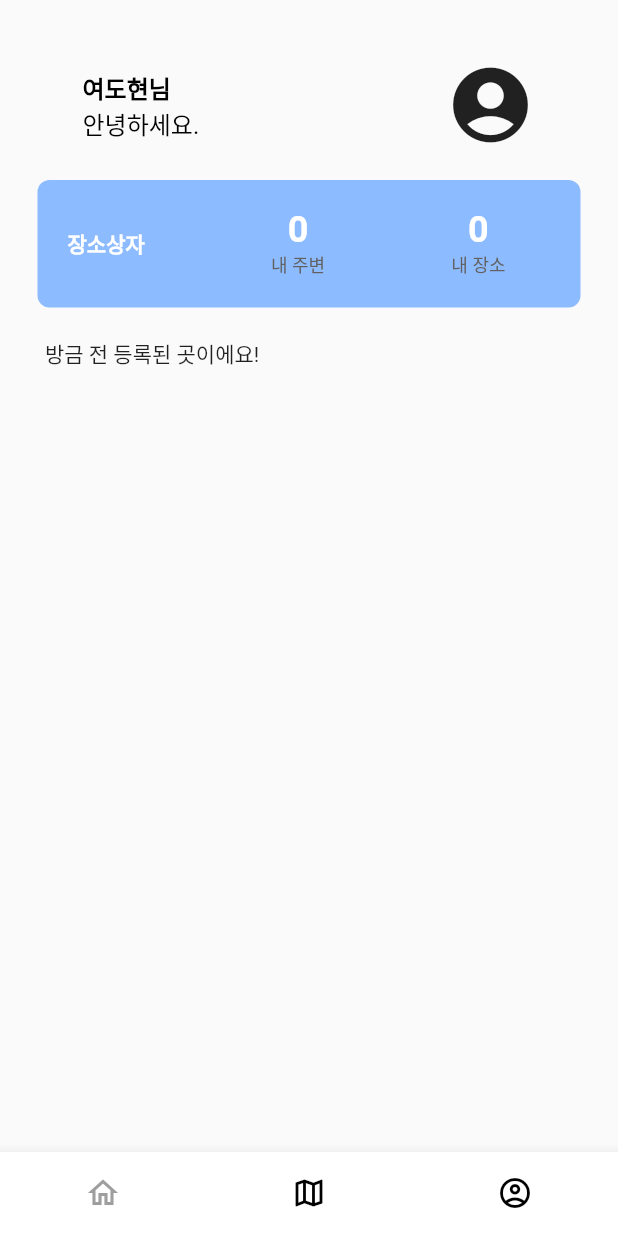
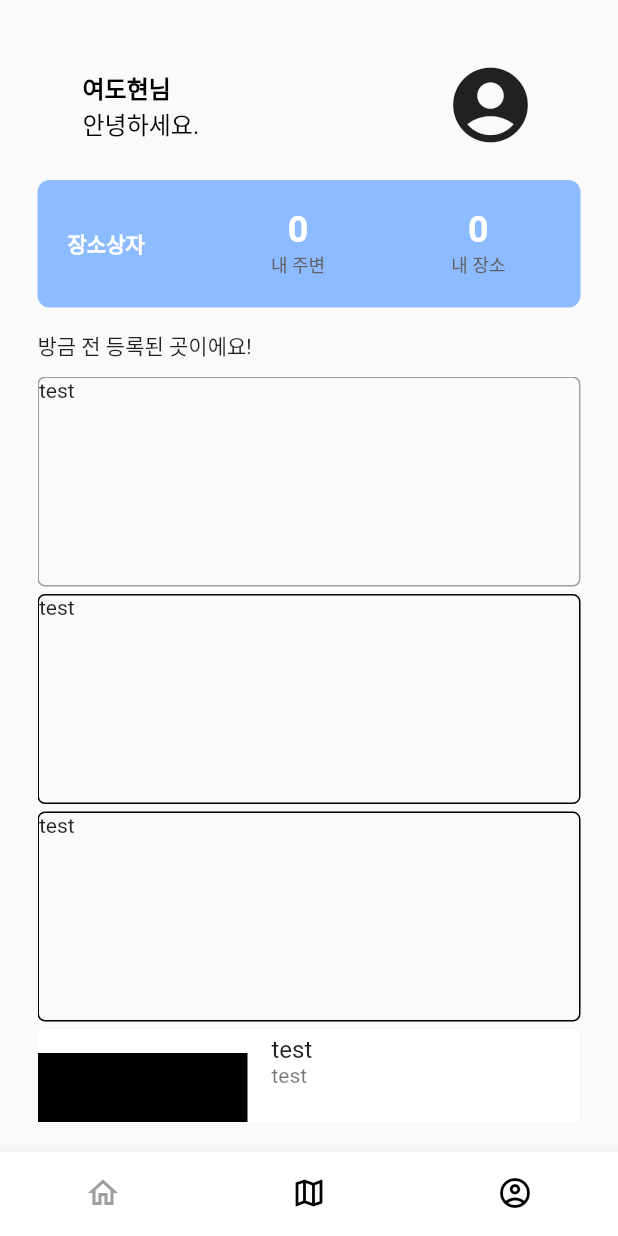
Before and after one commit to yeodo95/treasurebox, a Flutter app: the DirectionsPage screen opened by its route, on a phone screen of 412 x 824 dp. Run offline on Flutter 3.47's test engine with Material 2 defaults, Android fonts, the phone set to English and light mode, and no system bars; our stand-ins replace geolocator, get, google_sign_in, sliding_up_panel; missing offline and left inert: flutter_naver_map, kakao_flutter_sdk.

```diff
--- a/treasurebox/lib/src/pages/directions_page.dart
+++ b/treasurebox/lib/src/pages/directions_page.dart
@@ -266,8 +266,68 @@ class _DirectionsPageState extends State<DirectionsPage> {
             ),
             Container(
               alignment: Alignment.centerLeft,
-              padding: EdgeInsets.only(left: 5, top: 20, bottom: 10),
+              padding: EdgeInsets.only(top: 15, bottom: 10),
               child: Text("방금 전 등록된 곳이에요!"),
+            ),
+            Expanded(
+              child: Container(
+                  child: ListView(
+                children: [
+                  Column(
+                    children: [
+                      Container(
+                        margin: EdgeInsets.only(bottom: 5),
+                        height: 140,
+                        width: MediaQuery.of(context).size.width,
+                        decoration: BoxDecoration(
+                            border: Border.all(
+                              color: Colors.grey,
+                            ),
+                            borderRadius: BorderRadius.all(Radius.circular(5))),
+                        child: Text("test"),
+                      ),
+                      Container(
+                        margin: EdgeInsets.only(bottom: 5),
+                        height: 140,
+                        width: MediaQuery.of(context).size.width,
+                        decoration: BoxDecoration(
+                            border: Border.all(
+                              color: Colors.black,
+                            ),
+                            borderRadius: BorderRadius.all(Radius.circular(5))),
+                        child: Text("test"),
+                      ),
+                      Container(
+                        margin: EdgeInsets.only(bottom: 5),
+                        height: 140,
+                        width: MediaQuery.of(context).size.width,
+                        decoration: BoxDecoration(
+                            border: Border.all(
+                              color: Colors.black,
+                            ),
+                            borderRadius: BorderRadius.all(Radius.circular(5))),
+                        child: Text("test"),
+                      ),
+                      Card(
+                        margin: EdgeInsets.only(bottom: 5),
+                        child: ListTile(
+                          contentPadding: EdgeInsets.only(right: 12),
+                          leading: Container(
+                            width: 140,
+                            height: 100,
+                            color: Colors.black,
+                          ),
+                          title: Text("test"),
+                          subtitle: Text("test \n\n\n\nsubtitle"),
+                          onTap: () {
+                            print("tap card");
+                          },
+                        ),
+                      ),
+                    ],
+                  )
+                ],
+              )),
             )
           ],
         ),
```
Also changed, not shown: treasurebox/lib/src/widgets/cardList_widget.dart (added, +48 -0 lines).
